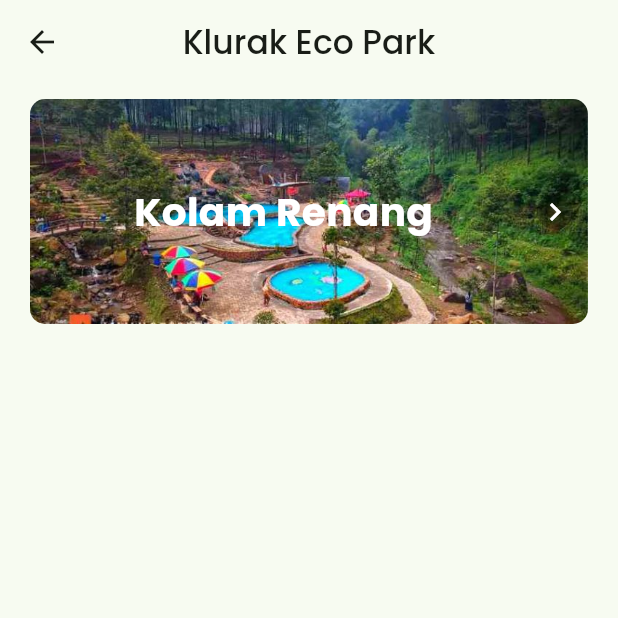
After one commit to sasqiasal/kembang_belor_apps, a Flutter app: the screen it shows after launch, after a tap on "Bernah De Vallei", on a phone screen of 412 x 824 dp, the top half of it. The commit adds this screen. Run offline on Flutter 3.47's test engine with Material 3 defaults, Android fonts, the phone set to English and light mode, and no system bars.

Commit message:
Adding Facility Page

```diff
--- a/lib/models/edited_pariwisata.dart
+++ b/lib/models/edited_pariwisata.dart
@@ -1,17 +1,22 @@
-final modifiedPariwisata = [{
-  'facility_name':'Kolam Renangjkhkjsfdsdfhkj',
-  'parent_turism':'Klurak Eco Park',
-  'imageUrl':'assets/images/bernahdevalei.jpg'
-},{
-  'facility_name':'Kolam Renang',
-  'parent_turism':'Klurak Eco Park',
-  'imageUrl':'assets/images/bernahdevalei.jpg'
-},{
-  'facility_name':'Kolam Renang',
-  'parent_turism':'Klurak Eco Park',
-  'imageUrl':'assets/images/bernahdevalei.jpg'
-},{
-  'facility_name':'Kolam Renang',
-  'parent_turism':'Klurak Eco Park',
-  'imageUrl':'assets/images/bernahdevalei.jpg'
-}];
+final modifiedPariwisata = [
+  {
+    'facility_name': 'Kolam Renang',
+    'parent_turism': 'Klurak Eco Park',
+    'imageUrl': 'assets/images/bernahdevalei.jpg'
+  },
+  {
+    'facility_name': 'Kolam Renang',
+    'parent_turism': 'Klurak Eco Park',
+    'imageUrl': 'assets/images/bernahdevalei.jpg'
+  },
+  {
+    'facility_name': 'Kolam Renang',
+    'parent_turism': 'Klurak Eco Park',
+    'imageUrl': 'assets/images/bernahdevalei.jpg'
+  },
+  {
+    'facility_name': 'Kolam Renang',
+    'parent_turism': 'Klurak Eco Park',
+    'imageUrl': 'assets/images/bernahdevalei.jpg'
+  }
+];
--- /dev/null
+++ b/lib/pages/facility_page.dart
@@ -0,0 +1,29 @@
+import 'package:flutter/material.dart';
+import 'package:kembang_belor_apps/pages/detail_facility_page.dart';
+import 'package:kembang_belor_apps/widget/facility_card.dart';
+
+class FacilitiesPage extends StatelessWidget {
+  const FacilitiesPage({super.key});
+
+  @override
+  Widget build(BuildContext context) {
+    return SafeArea(
+      child: Scaffold(
+        appBar: AppBar(
+          title: Text('Klurak Eco Park'),
+          centerTitle: true,
+        ),
+        body: ListView(
+          children: [
+            FacilityCard(
+              onTap: () => Navigator.of(context).push(MaterialPageRoute(
+                builder: (context) => DetailFacility(),
+              )),
+              imageUrl: 'assets/images/logoklurak.jpeg',
+            ),
+          ],
+        ),
+      ),
+    );
+  }
+}
--- a/lib/pages/home_page.dart
+++ b/lib/pages/home_page.dart
@@ -1,6 +1,7 @@
 import 'package:flutter/material.dart';
 import 'package:kembang_belor_apps/models/edited_pariwisata.dart';
 import 'package:kembang_belor_apps/models/pariwisata.dart';
+import 'package:kembang_belor_apps/pages/facility_page.dart';
 
 class HomePage extends StatelessWidget {
   const HomePage({super.key});
@@ -37,6 +38,12 @@ class HomePage extends StatelessWidget {
                     child: Padding(
                       padding: const EdgeInsets.symmetric(
                           vertical: 15, horizontal: 20),
+                      child: GestureDetector(
+                        onTap: () {
+                          Navigator.of(context).push(MaterialPageRoute(
+                            builder: (context) => FacilitiesPage(),
+                          ));
+                        },
                         child: Row(
                           children: [
                             ClipRRect(
@@ -74,11 +81,13 @@ class HomePage extends StatelessWidget {
                                         : listPariwisata[index]['deskripsi']
                                             .toString(),
                                   )),
-                                Text('HTM Rp. ${listPariwisata[index]['htm']}')
+                                  Text(
+                                      'HTM Rp. ${listPariwisata[index]['htm']}')
                                 ],
                               ),
                             )
                           ],
+                        ),
                       ),
                     ))),
           ),
--- /dev/null
+++ b/lib/widget/facility_card.dart
@@ -0,0 +1,59 @@
+// ignore_for_file: public_member_api_docs, sort_constructors_first
+import 'package:flutter/material.dart';
+
+class FacilityCard extends StatelessWidget {
+  final Function()? onTap;
+  final String imageUrl;
+  const FacilityCard({
+    Key? key,
+    this.onTap,
+    this.imageUrl = '',
+  }) : super(key: key);
+
+  @override
+  Widget build(BuildContext context) {
+    return GestureDetector(
+      onTap: onTap,
+      child: Container(
+        margin: EdgeInsets.symmetric(vertical: 10, horizontal: 20),
+        decoration: BoxDecoration(
+            image: DecorationImage(
+              image: AssetImage(imageUrl.isEmpty
+                  ? imageUrl
+                  : 'assets/images/bernahdevalei.jpg'),
+              fit: BoxFit.cover,
+            ),
+            borderRadius: BorderRadius.circular(10)),
+        width: double.infinity,
+        height: 150,
+        child: Row(
+          mainAxisAlignment: MainAxisAlignment.start,
+          children: [
+            Expanded(
+              child: Center(
+                child: Text(
+                  'Kolam Renang',
+                  style: TextStyle(
+                      fontWeight: FontWeight.bold,
+                      fontSize: 26,
+                      color: Colors.white),
+                ),
+              ),
+            ),
+            Container(
+              decoration:
+                  BoxDecoration(shape: BoxShape.circle, color: Colors.black26),
+              child: Icon(
+                Icons.navigate_next_sharp,
+                color: Colors.white,
+              ),
+            ),
+            SizedBox(
+              width: 10,
+            )
+          ],
+        ),
+      ),
+    );
+  }
+}
```
Also changed, not shown: lib/pages/detail_facility_page.dart (added, +59 -0 lines), pubspec.lock. Lines whose indentation alone changed are shown as unchanged.
